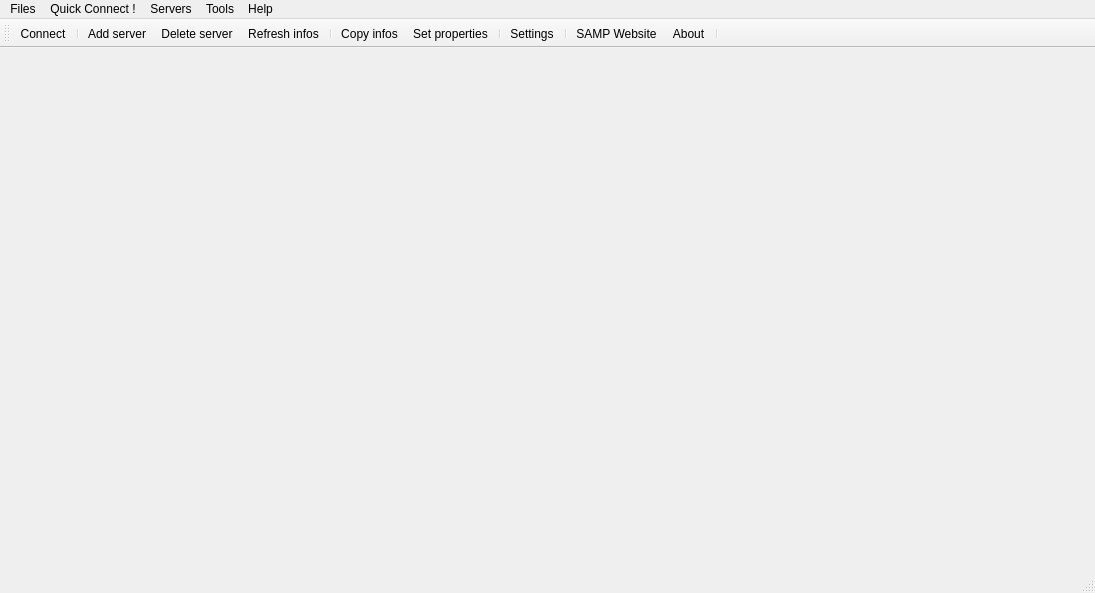
This is ui/mainwindow.ui in Papawy/SAMP_Ex2 as Qt 5 draws it before an edit. The edited form follows.
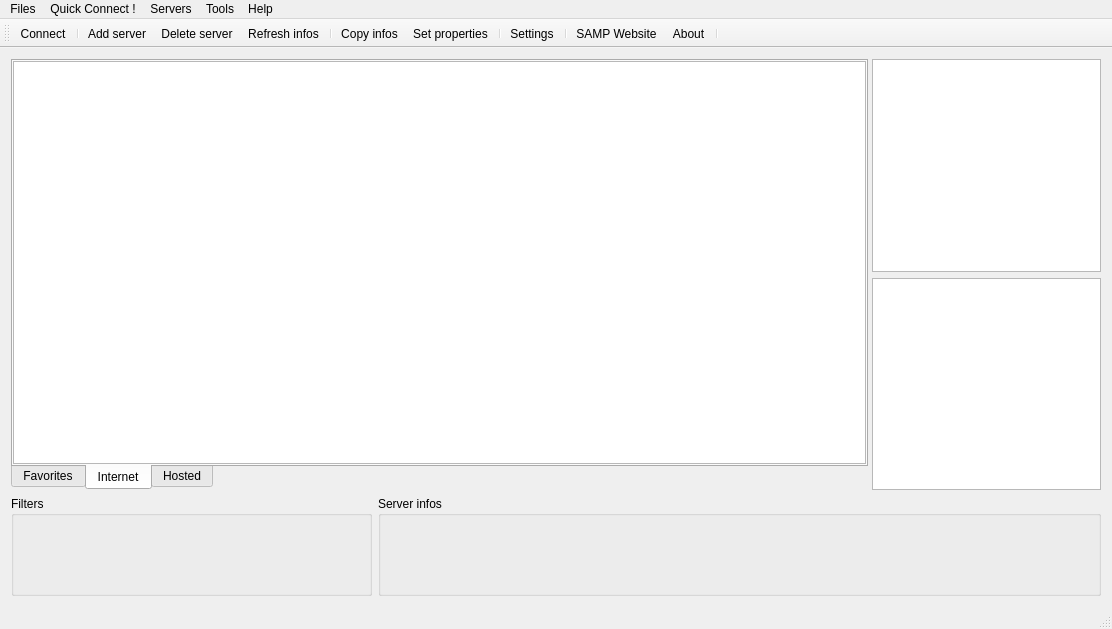
This is the edited form. Icons and pictures are not drawn.

Patch:
```diff
--- a/ui/mainwindow.ui
+++ b/ui/mainwindow.ui
@@ -6,8 +6,8 @@
    <rect>
     <x>0</x>
     <y>0</y>
-    <width>1095</width>
-    <height>593</height>
+    <width>1112</width>
+    <height>629</height>
    </rect>
   </property>
   <property name="windowTitle">
@@ -20,13 +20,230 @@
   <property name="locale">
    <locale language="English" country="UnitedStates"/>
   </property>
-  <widget class="QWidget" name="centralWidget"/>
+  <widget class="QWidget" name="centralWidget">
+   <layout class="QVBoxLayout" name="verticalLayout_3">
+    <item>
+     <layout class="QVBoxLayout" name="verticalLayout_2">
+      <item>
+       <layout class="QHBoxLayout" name="horizontalLayout" stretch="75,20">
+        <property name="spacing">
+         <number>4</number>
+        </property>
+        <property name="sizeConstraint">
+         <enum>QLayout::SetDefaultConstraint</enum>
+        </property>
+        <item>
+         <widget class="QTabWidget" name="tabWidgetServersLists">
+          <property name="tabPosition">
+           <enum>QTabWidget::South</enum>
+          </property>
+          <property name="currentIndex">
+           <number>1</number>
+          </property>
+          <widget class="QWidget" name="tabFavList">
+           <attribute name="title">
+            <string>Favorites</string>
+           </attribute>
+           <layout class="QGridLayout" name="gridLayout">
+            <property name="leftMargin">
+             <number>0</number>
+            </property>
+            <property name="topMargin">
+             <number>0</number>
+            </property>
+            <property name="rightMargin">
+             <number>0</number>
+            </property>
+            <property name="bottomMargin">
+             <number>0</number>
+            </property>
+            <item row="0" column="0">
+             <widget class="QTableView" name="tbvFavList">
+              <property name="editTriggers">
+               <set>QAbstractItemView::CurrentChanged|QAbstractItemView::DoubleClicked</set>
+              </property>
+              <property name="selectionMode">
+               <enum>QAbstractItemView::SingleSelection</enum>
+              </property>
+              <property name="selectionBehavior">
+               <enum>QAbstractItemView::SelectRows</enum>
+              </property>
+              <property name="cornerButtonEnabled">
+               <bool>false</bool>
+              </property>
+              <attribute name="verticalHeaderVisible">
+               <bool>false</bool>
+              </attribute>
+             </widget>
+            </item>
+           </layout>
+          </widget>
+          <widget class="QWidget" name="tabWebList">
+           <attribute name="title">
+            <string>Internet</string>
+           </attribute>
+           <layout class="QGridLayout" name="gridLayout_3">
+            <property name="leftMargin">
+             <number>0</number>
+            </property>
+            <property name="topMargin">
+             <number>0</number>
+            </property>
+            <property name="rightMargin">
+             <number>0</number>
+            </property>
+            <property name="bottomMargin">
+             <number>0</number>
+            </property>
+            <item row="0" column="0">
+             <widget class="QTableView" name="tbvWebList">
+              <property name="editTriggers">
+               <set>QAbstractItemView::CurrentChanged|QAbstractItemView::DoubleClicked</set>
+              </property>
+              <property name="selectionMode">
+               <enum>QAbstractItemView::SingleSelection</enum>
+              </property>
+              <property name="selectionBehavior">
+               <enum>QAbstractItemView::SelectRows</enum>
+              </property>
+              <property name="cornerButtonEnabled">
+               <bool>false</bool>
+              </property>
+              <attribute name="verticalHeaderVisible">
+               <bool>false</bool>
+              </attribute>
+             </widget>
+            </item>
+           </layout>
+          </widget>
+          <widget class="QWidget" name="tabHostedList">
+           <attribute name="title">
+            <string>Hosted</string>
+           </attribute>
+           <layout class="QGridLayout" name="gridLayout_4">
+            <property name="leftMargin">
+             <number>0</number>
+            </property>
+            <property name="topMargin">
+             <number>0</number>
+            </property>
+            <property name="rightMargin">
+             <number>0</number>
+            </property>
+            <property name="bottomMargin">
+             <number>0</number>
+            </property>
+            <item row="0" column="0">
+             <widget class="QTableView" name="tbvHostedList">
+              <property name="editTriggers">
+               <set>QAbstractItemView::CurrentChanged|QAbstractItemView::DoubleClicked</set>
+              </property>
+              <property name="selectionMode">
+               <enum>QAbstractItemView::SingleSelection</enum>
+              </property>
+              <property name="selectionBehavior">
+               <enum>QAbstractItemView::SelectRows</enum>
+              </property>
+              <property name="cornerButtonEnabled">
+               <bool>false</bool>
+              </property>
+              <attribute name="verticalHeaderVisible">
+               <bool>false</bool>
+              </attribute>
+             </widget>
+            </item>
+           </layout>
+          </widget>
+         </widget>
+        </item>
+        <item>
+         <layout class="QVBoxLayout" name="verticalLayout" stretch="0,0">
+          <property name="sizeConstraint">
+           <enum>QLayout::SetDefaultConstraint</enum>
+          </property>
+          <item>
+           <widget class="QTableView" name="tbvPlayersList">
+            <property name="editTriggers">
+             <set>QAbstractItemView::CurrentChanged|QAbstractItemView::DoubleClicked</set>
+            </property>
+            <property name="selectionBehavior">
+             <enum>QAbstractItemView::SelectRows</enum>
+            </property>
+            <property name="cornerButtonEnabled">
+             <bool>false</bool>
+            </property>
+            <attribute name="verticalHeaderVisible">
+             <bool>false</bool>
+            </attribute>
+           </widget>
+          </item>
+          <item>
+           <widget class="QTableView" name="tbvRulesList">
+            <property name="editTriggers">
+             <set>QAbstractItemView::CurrentChanged|QAbstractItemView::DoubleClicked</set>
+            </property>
+            <property name="selectionMode">
+             <enum>QAbstractItemView::NoSelection</enum>
+            </property>
+            <property name="selectionBehavior">
+             <enum>QAbstractItemView::SelectRows</enum>
+            </property>
+            <property name="cornerButtonEnabled">
+             <bool>false</bool>
+            </property>
+            <attribute name="verticalHeaderVisible">
+             <bool>false</bool>
+            </attribute>
+           </widget>
+          </item>
+         </layout>
+        </item>
+       </layout>
+      </item>
+      <item>
+       <layout class="QHBoxLayout" name="horizontalLayout_2">
+        <item>
+         <layout class="QHBoxLayout" name="horizontalLayout_3" stretch="30,60">
+          <item>
+           <widget class="QGroupBox" name="grpBoxFilters">
+            <property name="minimumSize">
+             <size>
+              <width>0</width>
+              <height>100</height>
+             </size>
+            </property>
+            <property name="title">
+             <string>Filters</string>
+            </property>
+           </widget>
+          </item>
+          <item>
+           <widget class="QGroupBox" name="grpBoxServerInfos">
+            <property name="minimumSize">
+             <size>
+              <width>0</width>
+              <height>100</height>
+             </size>
+            </property>
+            <property name="title">
+             <string>Server infos</string>
+            </property>
+           </widget>
+          </item>
+         </layout>
+        </item>
+       </layout>
+      </item>
+     </layout>
+    </item>
+   </layout>
+  </widget>
   <widget class="QMenuBar" name="menuBar">
    <property name="geometry">
     <rect>
      <x>0</x>
      <y>0</y>
-     <width>1095</width>
+     <width>1112</width>
      <height>21</height>
     </rect>
    </property>
```
Left out of the diff: 28 changed lines with no effect on the pictures.
